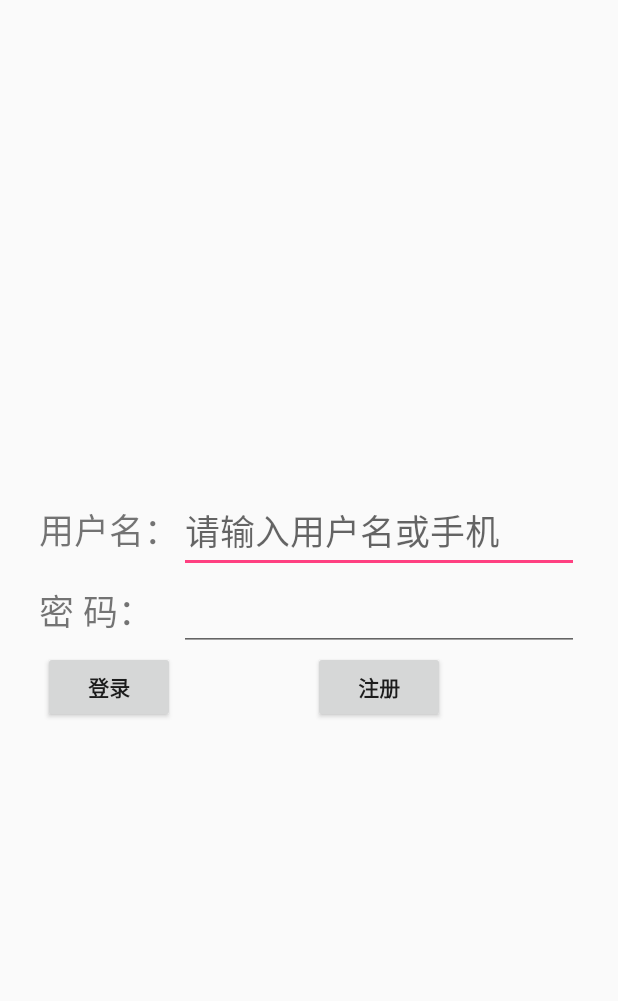
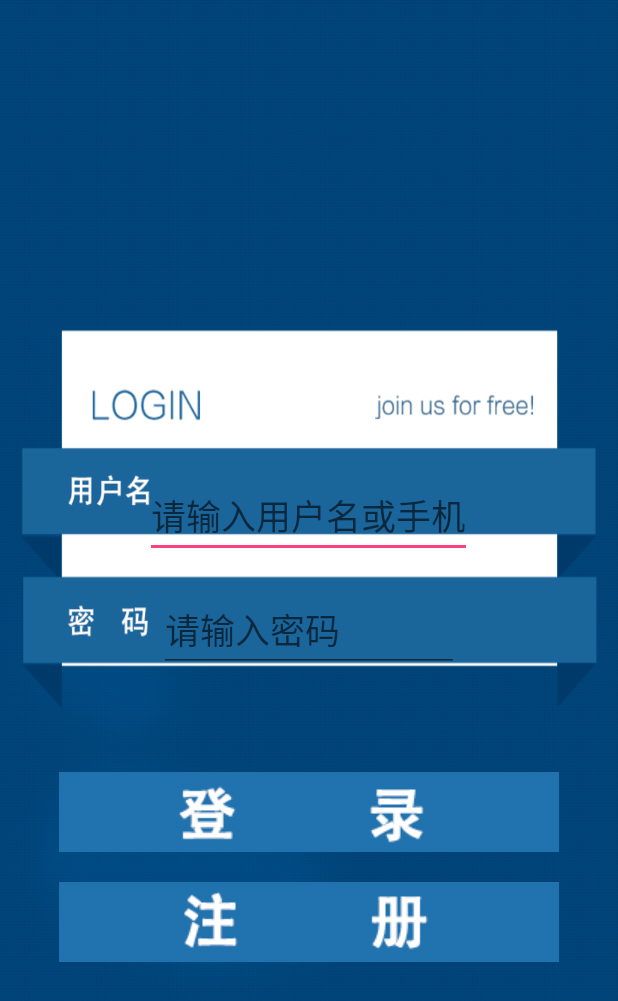
Before and after one commit to Vacity/campusWall, an Android app: the layout activity_login.xml on its own in the app's theme, with its tools: preview values and no code run, on a phone screen of 412 x 824 dp. Shown: the top 1001 px of the screen. Run offline under Robolectric (Android 15) with nearby library versions, the phone set to English and light mode, and no system bars.

Commit message:
做图..还要改...

```diff
--- a/app/src/main/AndroidManifest.xml
+++ b/app/src/main/AndroidManifest.xml
@@ -22,11 +22,18 @@
         </activity>
         <activity
             android:name=".LoginActivity"
-            android:label="@string/title_activity_login"></activity><!-- ATTENTION: This was auto-generated to add Google Play services to your project for
-     App Indexing.  See https://g.co/AppIndexing/AndroidStudio for more information. -->
+            android:label="@string/title_activity_login" />
+        <!--
+ ATTENTION: This was auto-generated to add Google Play services to your project for
+     App Indexing.  See https://g.co/AppIndexing/AndroidStudio for more information.
+        -->
         <meta-data
             android:name="com.google.android.gms.version"
             android:value="@integer/google_play_services_version" />
+
+        <activity
+            android:name=".Activity.signUpActivity"
+            android:label="@string/title_activity_sign_up"></activity>
     </application>
 
 </manifest>
--- /dev/null
+++ b/app/src/main/java/com/team/nju/campuswall/Activity/signUpActivity.java
@@ -0,0 +1,16 @@
+package com.team.nju.campuswall.Activity;
+
+import android.os.Bundle;
+import android.support.v7.app.ActionBarActivity;
+
+import com.team.nju.campuswall.R;
+
+public class signUpActivity extends ActionBarActivity {
+
+    @Override
+    protected void onCreate(Bundle savedInstanceState) {
+        super.onCreate(savedInstanceState);
+        setContentView(R.layout.activity_sign_up);
+    }
+
+}
--- a/app/src/main/res/layout/activity_login.xml
+++ b/app/src/main/res/layout/activity_login.xml
@@ -1,5 +1,8 @@
-<TableLayout xmlns:android="http://schemas.android.com/apk/res/android"
+<LinearLayout xmlns:android="http://schemas.android.com/apk/res/android"
     xmlns:tools="http://schemas.android.com/tools"
+    android:maxLines="1"
+    android:orientation="vertical"
+    android:background="@drawable/loginbg"
     android:layout_width="fill_parent"
     android:layout_height="fill_parent"
     android:gravity="center_vertical"
@@ -7,73 +10,59 @@
     android:paddingLeft="@dimen/activity_horizontal_margin"
     android:paddingRight="@dimen/activity_horizontal_margin"
     android:paddingTop="@dimen/activity_vertical_margin"
-    android:stretchColumns="0,3"
-    tools:context="com.team.nju.campuswall.Activity.LoginActivity">
+    tools:context="com.team.nju.campuswall.Activity.LoginActivity"
+    android:weightSum="1">
 
-    <TableRow android:id="@+id/tablerow1"
-        android:layout_width="wrap_content"
-        android:layout_height="wrap_content">
-    <TextView />
-    <TextView
-        android:id="@+id/text1"
-        android:layout_width="wrap_content"
-        android:layout_height="wrap_content"
-        android:maxLines="1"
-        android:textSize="35px"
-        android:text="用户名："
-         />
     <EditText
+        android:layout_marginTop="200px"
      android:id="@+id/username"
      android:layout_width="wrap_content"
      android:layout_height="wrap_content"
      android:maxLines="1"
      android:hint="请输入用户名或手机"
      android:textSize="35px"
-         android:minWidth="400px"   />
-        <TextView />
-    </TableRow>
+     android:minWidth="300px"
+        android:layout_gravity="center_horizontal" />
 
-    <TableRow android:id="@+id/tablerow2"
-    android:layout_width="wrap_content"
-    android:layout_height="wrap_content">
-        <TextView />
-        <TextView
-            android:id="@+id/text2"
-            android:layout_width="wrap_content"
-            android:layout_height="wrap_content"
-            android:maxLines="1"
-            android:textSize="35px"
-            android:text="密 码："
-            />
     <EditText
+        android:layout_marginTop="30px"
             android:id="@+id/password"
             android:layout_width="wrap_content"
             android:layout_height="wrap_content"
             android:maxLines="1"
-        android:gravity="center"
+            android:hint="请输入密码"
             android:textSize="35px"
             android:minWidth="300px"
-        android:inputType="textPassword"/>
-    </TableRow>
-    <TableRow>
-        <TextView />
-        <Button
+            android:inputType="textPassword"
+            android:layout_gravity="center_horizontal" />
+
+    <ImageButton
+
+        android:layout_marginTop="100px"
+        android:src="@drawable/loginButton"
             android:id="@+id/login"
-            android:layout_width="wrap_content"
-            android:layout_height="wrap_content"
-            android:layout_marginTop="16dp"
+            android:layout_width="500px"
+            android:layout_height="80px"
             android:text="登录"
             android:textStyle="bold"
-            android:layout_gravity="center_horizontal" />
-        <Button
+            android:layout_gravity="center_horizontal"
+            android:layout_column="1"
+            android:layout_alignBaseline="@+id/signup"
+            android:layout_alignBottom="@+id/signup"
+            android:layout_centerHorizontal="true" />
+
+    <ImageButton
+        android:src="@drawable/signupButton"
+            android:layout_marginTop="30px"
+        android:layout_width="500px"
+        android:layout_height="80px"
             android:id="@+id/signup"
-            android:layout_width="wrap_content"
-            android:layout_height="wrap_content"
-            android:layout_marginTop="16dp"
             android:text="注册"
             android:textStyle="bold"
-            android:layout_gravity="center_horizontal" />
-        <TextView />
-    </TableRow>
+            android:layout_gravity="center_horizontal"
+            android:layout_column="3"
+            android:layout_alignParentBottom="true"
+            android:layout_centerHorizontal="true"
+             />
 
-</TableLayout>
+</LinearLayout>
--- /dev/null
+++ b/app/src/main/res/layout/activity_sign_up.xml
@@ -0,0 +1,12 @@
+<?xml version="1.0" encoding="utf-8"?>
+<RelativeLayout xmlns:android="http://schemas.android.com/apk/res/android"
+    xmlns:tools="http://schemas.android.com/tools"
+    android:layout_width="match_parent"
+    android:layout_height="match_parent"
+    android:paddingBottom="@dimen/activity_vertical_margin"
+    android:paddingLeft="@dimen/activity_horizontal_margin"
+    android:paddingRight="@dimen/activity_horizontal_margin"
+    android:paddingTop="@dimen/activity_vertical_margin"
+    tools:context="com.team.nju.campuswall.Activity.signUpActivity">
+
+</RelativeLayout>
--- a/app/src/main/res/values/strings.xml
+++ b/app/src/main/res/values/strings.xml
@@ -14,4 +14,5 @@
     <string name="permission_rationale">"Contacts permissions are needed for providing email
         completions."
     </string>
+    <string name="title_activity_sign_up">signUpActivity</string>
 </resources>
```
Also changed, not shown: app/src/main/res/drawable/loginButton.png (added), app/src/main/res/drawable/loginbg.png (added), app/src/main/res/drawable/signupButton.png (added). Lines whose indentation alone changed are shown as unchanged.
